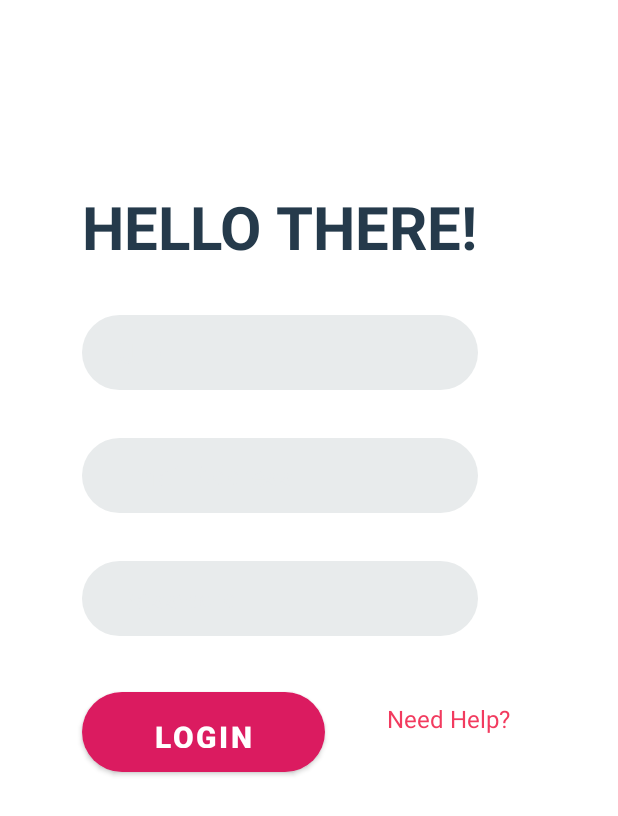
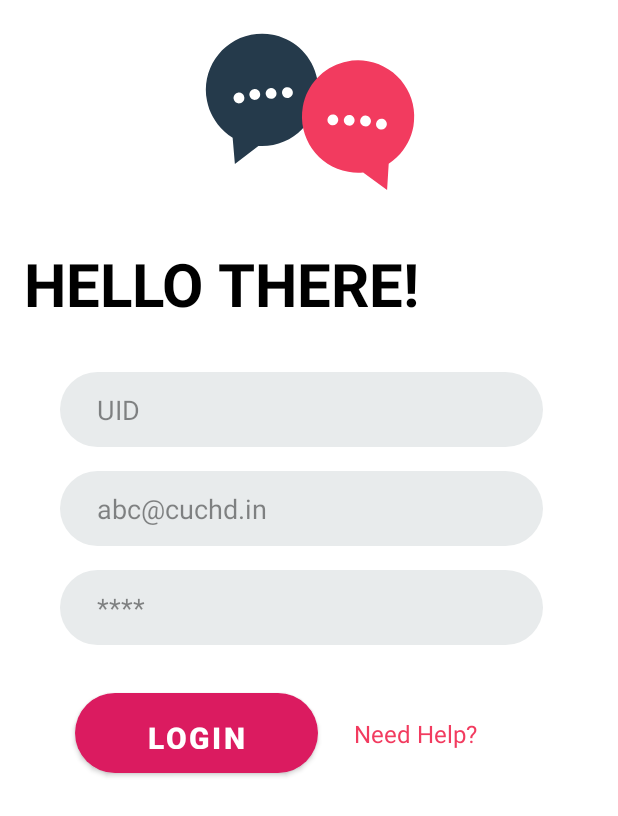
Before and after one commit to rishab247/Cruise, an Android app: the LoginActivity screen opened directly, with no data from a screen before it, on a phone screen of 412 x 824 dp. Shown: the top 816 px of the screen. Run offline under Robolectric (Android 15) with nearby library versions, the phone set to English and light mode, and no system bars.

Commit message:
Layout added.

```diff
--- a/app/build.gradle
+++ b/app/build.gradle
@@ -1,7 +1,7 @@
 plugins {
     id 'com.android.application'
     id 'kotlin-android'
-    id 'com.google.gms.google-services'
+   // id 'com.google.gms.google-services'
 }
 
 android {
@@ -41,7 +41,9 @@ dependencies {
     implementation 'com.google.android.material:material:1.2.1'
     implementation 'androidx.constraintlayout:constraintlayout:2.0.4'
     implementation 'com.google.firebase:firebase-auth:20.0.2'
+    implementation 'androidx.legacy:legacy-support-v4:1.0.0'
     testImplementation 'junit:junit:4.+'
     androidTestImplementation 'androidx.test.ext:junit:1.1.2'
     androidTestImplementation 'androidx.test.espresso:espresso-core:3.3.0'
+    implementation 'com.airbnb.android:lottie:3.4.0'
 }
--- a/app/src/main/AndroidManifest.xml
+++ b/app/src/main/AndroidManifest.xml
@@ -9,8 +9,9 @@
         android:roundIcon="@mipmap/ic_launcher_round"
         android:supportsRtl="true"
         android:theme="@style/Theme.Cruise">
-        <activity android:name=".LoginActivity"/>
 
+        <activity android:name=".MainPage" />
+        <activity android:name=".LoginActivity" />
         <activity android:name=".SplashActivity">
             <intent-filter>
                 <action android:name="android.intent.action.MAIN" />
--- a/app/src/main/java/com/example/cruise/LoginActivity.kt
+++ b/app/src/main/java/com/example/cruise/LoginActivity.kt
@@ -1,11 +1,20 @@
 package com.example.cruise
 
+import android.content.Intent
 import androidx.appcompat.app.AppCompatActivity
 import android.os.Bundle
+import android.widget.Button
 
 class LoginActivity : AppCompatActivity() {
     override fun onCreate(savedInstanceState: Bundle?) {
         super.onCreate(savedInstanceState)
         setContentView(R.layout.activity_login)
+
+        val mLoginButton: Button = findViewById(R.id.LoginBtn)
+
+        mLoginButton.setOnClickListener {
+            intent = Intent(this, MainPage:: class.java)
+            startActivity(intent)
+        }
     }
 }
--- a/app/src/main/res/layout/activity_login.xml
+++ b/app/src/main/res/layout/activity_login.xml
@@ -4,21 +4,52 @@
     xmlns:tools="http://schemas.android.com/tools"
     android:layout_width="match_parent"
     android:layout_height="match_parent"
-    tools:context=".LoginActivity"
-    android:background="#fff">
+    android:background="#fff"
+    tools:context=".LoginActivity">
+
+
+    <com.airbnb.lottie.LottieAnimationView
+        android:id="@+id/lottieAnimationView"
+        android:layout_width="150dp"
+        android:layout_height="150dp"
+        android:layout_marginTop="4dp"
+        app:layout_constraintEnd_toEndOf="parent"
+        app:layout_constraintStart_toStartOf="parent"
+        app:layout_constraintTop_toTopOf="parent"
+        app:lottie_autoPlay="true"
+        app:lottie_fileName="anim1.json"
+        app:lottie_loop="false" />
+
+    <EditText
+        android:id="@+id/editTextTextPersonName"
+        android:layout_width="0dp"
+        android:layout_height="50dp"
+        android:layout_marginStart="40dp"
+        android:layout_marginTop="32dp"
+        android:layout_marginEnd="50dp"
+        android:background="@drawable/input_field"
+        android:ems="10"
+        android:hint="UID"
+        android:inputType="textPersonName"
+        android:textColor="#000"
+        android:textColorHint="#74000000"
+        app:layout_constraintEnd_toEndOf="parent"
+        app:layout_constraintHorizontal_bias="1.0"
+        app:layout_constraintStart_toStartOf="parent"
+        app:layout_constraintTop_toBottomOf="@+id/textView2" />
 
     <EditText
         android:id="@+id/editTextTextPersonName2"
         android:layout_width="0dp"
         android:layout_height="50dp"
-        android:layout_marginTop="32dp"
+        android:layout_marginTop="16dp"
         android:background="@drawable/input_field"
         android:ems="10"
-        android:hint="Email Address"
+        android:hint="abc@cuchd.in"
         android:inputType="textPersonName"
-        android:textColorHint="@color/light_gray"
+        android:textColor="#000"
+        android:textColorHint="#74000000"
         app:layout_constraintEnd_toEndOf="@+id/editTextTextPersonName"
-        app:layout_constraintHorizontal_bias="0.0"
         app:layout_constraintStart_toStartOf="@+id/editTextTextPersonName"
         app:layout_constraintTop_toBottomOf="@+id/editTextTextPersonName" />
 
@@ -26,14 +57,14 @@
         android:id="@+id/editTextTextPassword2"
         android:layout_width="0dp"
         android:layout_height="50dp"
-        android:layout_marginTop="32dp"
+        android:layout_marginTop="16dp"
         android:background="@drawable/input_field"
         android:ems="10"
-        android:hint="Password"
+        android:hint="****"
         android:inputType="textPassword"
-        android:textColorHint="@color/light_gray"
+        android:textColor="#000"
+        android:textColorHint="#74000000"
         app:layout_constraintEnd_toEndOf="@+id/editTextTextPersonName2"
-        app:layout_constraintHorizontal_bias="0.0"
         app:layout_constraintStart_toStartOf="@+id/editTextTextPersonName2"
         app:layout_constraintTop_toBottomOf="@+id/editTextTextPersonName2" />
 
@@ -41,8 +72,8 @@
         android:id="@+id/LoginBtn"
         android:layout_width="162dp"
         android:layout_height="53dp"
-        android:layout_marginBottom="8dp"
-
+        android:layout_marginStart="50dp"
+        android:layout_marginTop="32dp"
         android:background="@drawable/button"
         android:padding="10dp"
         android:text="Login"
@@ -50,54 +81,40 @@
         android:textColor="@color/white"
         android:textSize="20sp"
         android:textStyle="bold"
-
-        app:layout_constraintBottom_toBottomOf="parent"
-        app:layout_constraintEnd_toStartOf="@+id/textView"
+        app:layout_constraintEnd_toEndOf="@+id/editTextTextPassword2"
         app:layout_constraintHorizontal_bias="0.0"
-        app:layout_constraintStart_toStartOf="@+id/editTextTextPassword2"
-        app:layout_constraintTop_toBottomOf="@+id/editTextTextPassword2"
-        app:layout_constraintVertical_bias="0.11" />
+        app:layout_constraintStart_toStartOf="parent"
+        app:layout_constraintTop_toBottomOf="@+id/editTextTextPassword2" />
 
     <TextView
         android:id="@+id/textView"
         android:layout_width="wrap_content"
         android:layout_height="wrap_content"
-        android:layout_marginTop="44dp"
-        android:layout_marginEnd="72dp"
+        android:layout_marginStart="24dp"
         android:text="Need Help?"
         android:textColor="@color/red"
         android:textSize="16sp"
-        app:layout_constraintBottom_toBottomOf="parent"
+        app:layout_constraintBottom_toBottomOf="@+id/LoginBtn"
         app:layout_constraintEnd_toEndOf="parent"
-        app:layout_constraintTop_toBottomOf="@+id/editTextTextPassword2"
-        app:layout_constraintVertical_bias="0.0" />
+        app:layout_constraintHorizontal_bias="0.0"
+        app:layout_constraintStart_toEndOf="@+id/LoginBtn"
+        app:layout_constraintTop_toTopOf="@+id/LoginBtn" />
 
     <TextView
         android:id="@+id/textView2"
         android:layout_width="wrap_content"
         android:layout_height="wrap_content"
-        android:layout_marginTop="124dp"
+        android:layout_marginStart="16dp"
+        android:layout_marginTop="8dp"
         android:text="HELLO THERE!"
-        android:textColor="@color/colorPrimaryDark"
+        android:textColor="#000"
         android:textSize="40sp"
         android:textStyle="bold"
         app:layout_constraintEnd_toEndOf="parent"
-        app:layout_constraintHorizontal_bias="0.369"
+        app:layout_constraintHorizontal_bias="0.0"
         app:layout_constraintStart_toStartOf="parent"
-        app:layout_constraintTop_toTopOf="parent" />
+        app:layout_constraintTop_toBottomOf="@+id/lottieAnimationView" />
 
-    <EditText
-        android:id="@+id/editTextTextPersonName"
-        android:layout_width="0dp"
-        android:layout_height="50dp"
-        android:layout_marginTop="32dp"
-        android:background="@drawable/input_field"
-        android:ems="10"
-        android:hint="UID"
-        android:inputType="textPersonName"
-        android:textColorHint="@color/light_gray"
-        app:layout_constraintEnd_toEndOf="@+id/textView2"
-        app:layout_constraintStart_toStartOf="@+id/textView2"
-        app:layout_constraintTop_toBottomOf="@+id/textView2" />
+
 
 </androidx.constraintlayout.widget.ConstraintLayout>
--- a/app/src/main/res/values/strings.xml
+++ b/app/src/main/res/values/strings.xml
@@ -1,3 +1,5 @@
 <resources>
     <string name="app_name">Cruise</string>
+    <!-- TODO: Remove or change this placeholder text -->
+    <string name="hello_blank_fragment">Hello blank fragment</string>
 </resources>
--- a/app/src/main/res/values/themes.xml
+++ b/app/src/main/res/values/themes.xml
@@ -9,4 +9,10 @@
         <item name="windowActionBar">false</item>
         <!-- Customize your theme here. -->
     </style>
+
+    <style name="AppTheme.AppBarOverlay"
+        parent="ThemeOverlay.AppCompat.Dark.ActionBar" />
+
+    <style name="AppTheme.PopupOverlay"
+        parent="ThemeOverlay.AppCompat.Light" />
 </resources>
```
Also changed, not shown: app/src/main/assets/anim1.json (added, +1 -0 lines), app/src/main/java/com/example/cruise/ChatFragment.kt (added, +20 -0 lines), app/src/main/java/com/example/cruise/FriendsFragment.kt (added, +22 -0 lines), app/src/main/java/com/example/cruise/MainPage.kt (added, +55 -0 lines), app/src/main/java/com/example/cruise/SplashActivity.kt (+14 -1 lines), app/src/main/java/com/example/cruise/StoryFragment.kt (added, +21 -0 lines), app/src/main/res/layout/activity_mainpage.xml (added, +29 -0 lines), app/src/main/res/layout/fragment_chat.xml (added, +9 -0 lines), app/src/main/res/layout/fragment_friends.xml (added, +9 -0 lines), app/src/main/res/layout/fragment_story.xml (added, +9 -0 lines), app/src/main/res/drawable/logo.png (added).
